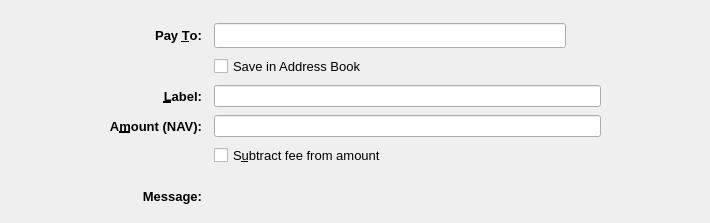
This is src/qt/forms/sendcoinsentry.ui in navcoin/navcoin-core as Qt 5 draws it before an edit. The edited form follows.
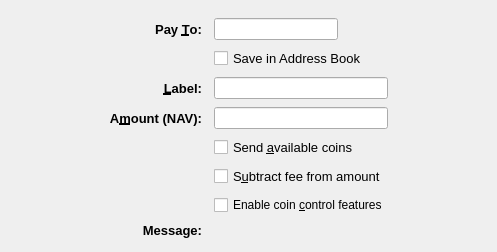
This is the edited form. Icons and pictures are not drawn. Custom widgets are drawn as their Qt base class.

Commit message: Update the wallet GUI look and feel, fixed scaling on menu and splash screen (New Icons), Removed NavTech references, Added multi theme support (#557)

What changed in the file:
```diff
--- a/src/qt/forms/sendcoinsentry.ui
+++ b/src/qt/forms/sendcoinsentry.ui
@@ -2,23 +2,12 @@
 <ui version="4.0">
  <class>SendCoinsEntry</class>
  <widget class="QStackedWidget" name="SendCoinsEntry">
-  <property name="geometry">
-   <rect>
-    <x>0</x>
-    <y>0</y>
-    <width>710</width>
-    <height>223</height>
-   </rect>
-  </property>
   <property name="focusPolicy">
    <enum>Qt::TabFocus</enum>
   </property>
   <property name="autoFillBackground">
    <bool>false</bool>
   </property>
-  <property name="styleSheet">
-   <string notr="true"/>
-  </property>
   <property name="currentIndex">
    <number>0</number>
   </property>
@@ -60,18 +49,9 @@
     </item>
     <item row="3" column="2">
      <widget class="QLineEdit" name="addAsLabel">
-      <property name="sizePolicy">
-       <sizepolicy hsizetype="Expanding" vsizetype="Expanding">
-        <horstretch>0</horstretch>
-        <verstretch>0</verstretch>
-       </sizepolicy>
-      </property>
       <property name="toolTip">
        <string>Enter a label for this address to add it to the list of used addresses</string>
       </property>
-      <property name="styleSheet">
-       <string notr="true"/>
-      </property>
      </widget>
     </item>
     <item row="0" column="2">
@@ -82,7 +62,7 @@
       <property name="sizeHint" stdset="0">
        <size>
         <width>20</width>
-        <height>40</height>
+        <height>10</height>
        </size>
       </property>
      </spacer>
@@ -108,9 +88,6 @@
       <property name="toolTip">
        <string>A message that was attached to the navcoin: URI which will be stored with the transaction for your reference. Note: This message will not be sent over the NavCoin network.</string>
       </property>
-      <property name="styleSheet">
-       <string notr="true"/>
-      </property>
       <property name="textFormat">
        <enum>Qt::PlainText</enum>
       </property>
@@ -157,15 +134,6 @@
      <layout class="QHBoxLayout" name="horizontalLayoutAmount" stretch="0">
       <item>
        <widget class="NavCoinAmountField" name="payAmount">
-        <property name="sizePolicy">
-         <sizepolicy hsizetype="Expanding" vsizetype="Expanding">
-          <horstretch>0</horstretch>
-          <verstretch>0</verstretch>
-         </sizepolicy>
-        </property>
-        <property name="styleSheet">
-         <string notr="true"/>
-        </property>
        </widget>
       </item>
      </layout>
@@ -197,40 +165,19 @@
       </property>
       <item>
        <widget class="QValidatedLineEdit" name="payTo">
-        <property name="sizePolicy">
-         <sizepolicy hsizetype="Expanding" vsizetype="Expanding">
-          <horstretch>0</horstretch>
-          <verstretch>0</verstretch>
-         </sizepolicy>
-        </property>
         <property name="toolTip">
          <string>The NavCoin address to send the payment to</string>
         </property>
-        <property name="styleSheet">
-         <string notr="true"/>
-        </property>
        </widget>
       </item>
       <item>
-       <widget class="QToolButton" name="addressBookButton">
-        <property name="toolTip">
-         <string notr="true"/>
-        </property>
-        <property name="styleSheet">
-         <string notr="true">border:0;background:transparent</string>
-        </property>
-        <property name="text">
-         <string/>
-        </property>
+       <widget class="QPushButton" name="addressBookButton">
         <property name="icon">
          <iconset resource="../navcoin.qrc">
           <normaloff>:/icons/address-book</normaloff>:/icons/address-book</iconset>
         </property>
-        <property name="iconSize">
-         <size>
-          <width>22</width>
-          <height>22</height>
-         </size>
+        <property name="flat">
+         <bool>true</bool>
         </property>
         <property name="shortcut">
          <string>Alt+A</string>
@@ -263,7 +210,7 @@
       <property name="sizeHint" stdset="0">
        <size>
         <width>20</width>
-        <height>40</height>
+        <height>10</height>
        </size>
       </property>
      </spacer>
@@ -308,12 +255,27 @@
       <property name="sizeHint" stdset="0">
        <size>
         <width>20</width>
-        <height>40</height>
+        <height>10</height>
        </size>
       </property>
      </spacer>
     </item>
     <item row="7" column="2">
+     <widget class="QCheckBox" name="checkboxUseFullAmount">
+      <property name="font">
+       <font>
+        <pointsize>10</pointsize>
+       </font>
+      </property>
+      <property name="toolTip">
+       <string>Should we use all available balance to send?</string>
+      </property>
+      <property name="text">
+       <string>Send &amp;available coins</string>
+      </property>
+     </widget>
+    </item>
+    <item row="8" column="2">
      <widget class="QCheckBox" name="checkboxSubtractFeeFromAmount">
       <property name="font">
        <font>
@@ -328,6 +290,16 @@
       </property>
      </widget>
     </item>
+    <item row="10" column="2">
+     <widget class="QCheckBox" name="checkboxCoinControl">
+      <property name="toolTip">
+       <string>Whether to show coin control features or not.</string>
+      </property>
+      <property name="text">
+       <string>Enable coin &amp;control features</string>
+      </property>
+     </widget>
+    </item>
    </layout>
   </widget>
   <widget class="QFrame" name="SendCoins_UnauthenticatedPaymentRequest">
```
Left out of the diff: 36 changed lines with no effect on the pictures. The commit also changes 468 other files.
